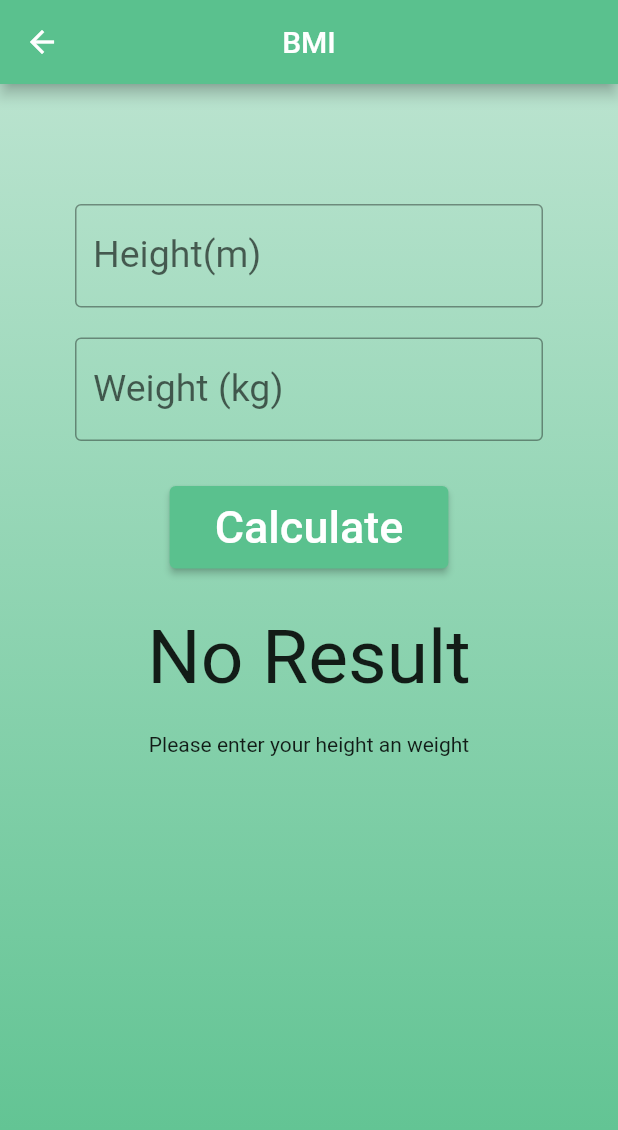
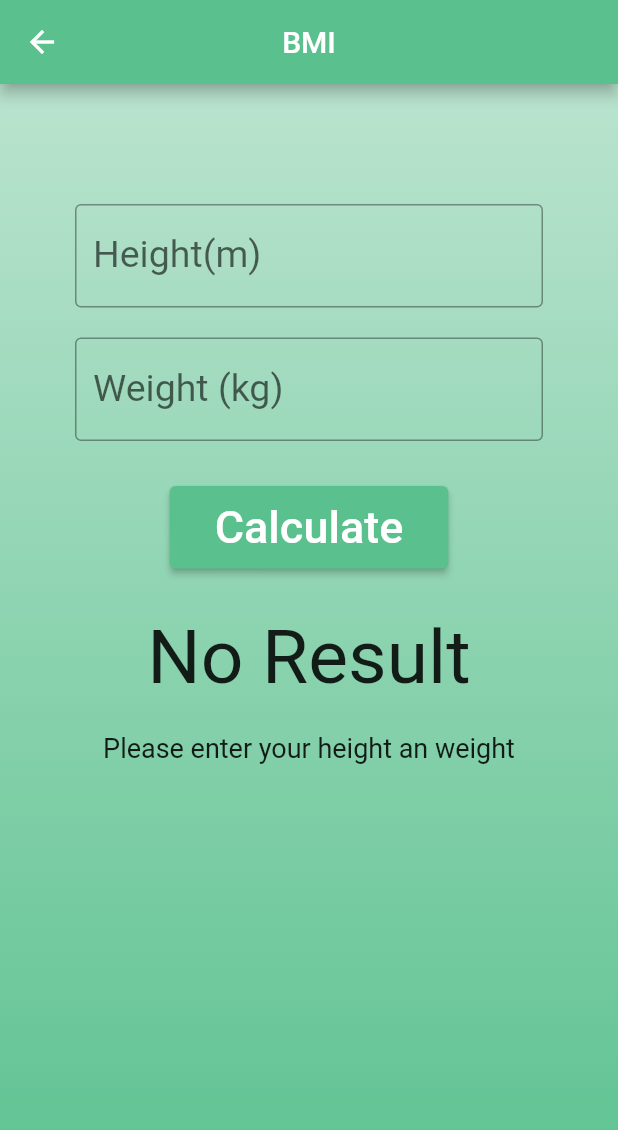
Before and after one commit to HemanDas/flutter_application_1, a Flutter app: the BMI screen opened directly, on a phone screen of 412 x 824 dp. Shown: the top 1130 px of the screen. Run offline on Flutter 3.47's test engine with Material 2 defaults, Android fonts, the phone set to English and light mode, and no system bars.

Commit message:
Changed font size for message fnc

```diff
--- a/lib/pages/BMI.dart
+++ b/lib/pages/BMI.dart
@@ -115,6 +115,7 @@ class _BMIState extends State<BMI> {
                 Text(
                   _message,
                   textAlign: TextAlign.center,
+                  style: TextStyle(fontSize: 18),
                 )
               ],
             ),
```
